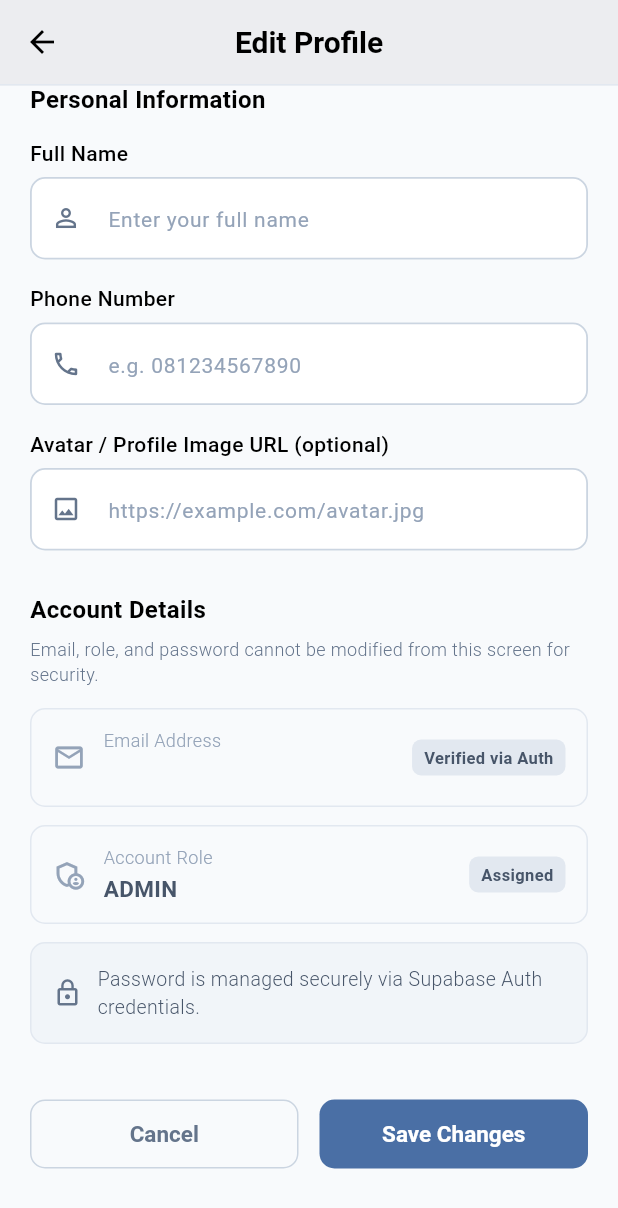
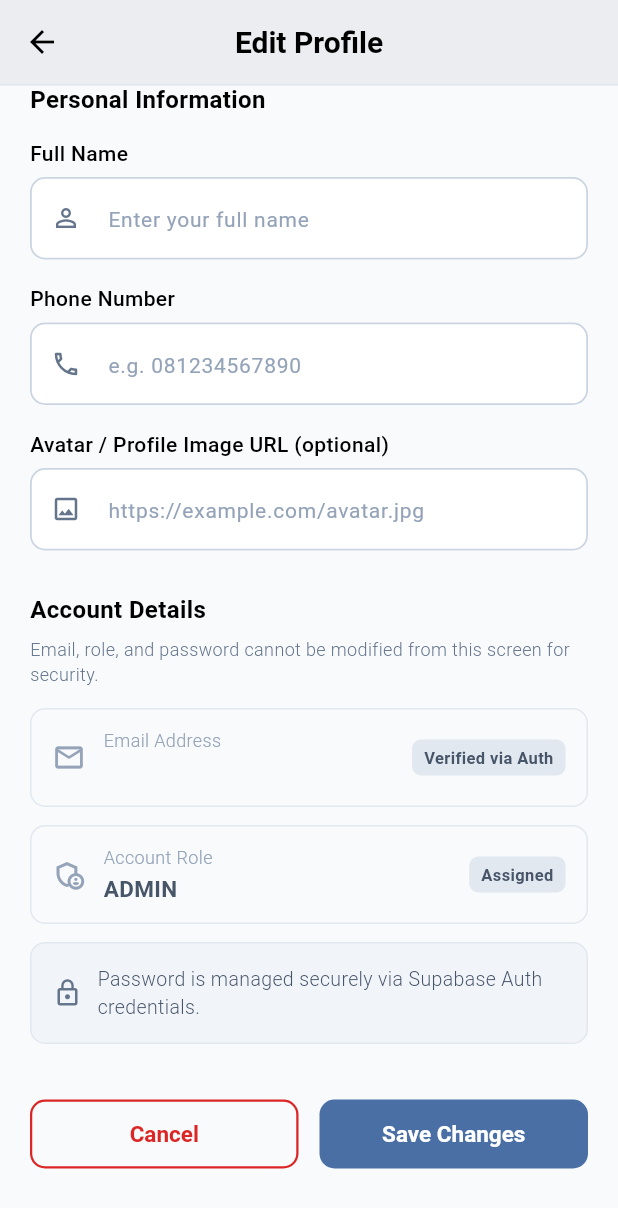
Before and after one commit to rasyaakbar-dev/kosmate, a Flutter app: the EditProfileScreen screen opened directly with empty values, scrolled down 182 dp, on a phone screen of 412 x 824 dp. Shown: the top 1208 px of the screen. Run offline on Flutter 3.47's test engine with Material 3 defaults, Android fonts, the phone set to English and light mode, and no system bars; our stand-ins replace shared_preferences, supabase_flutter; accounts and stored records are empty; statements that could not run were skipped.

Commit message:
feat: add Midtrans Core API documentation and update logo rendering and edit profile crud styling

```diff
--- a/lib/screens/shared/edit_profile_screen.dart
+++ b/lib/screens/shared/edit_profile_screen.dart
@@ -302,11 +302,12 @@ class _EditProfileScreenState extends State<EditProfileScreen> {
                   Expanded(
                     child: OutlinedButton(
                       style: OutlinedButton.styleFrom(
+                        foregroundColor: const Color(0xFFDC2626),
                         padding: const EdgeInsets.symmetric(vertical: 14),
                         shape: RoundedRectangleBorder(
                           borderRadius: BorderRadius.circular(10),
                         ),
-                        side: const BorderSide(color: Color(0xFFCBD5E1)),
+                        side: const BorderSide(color: Color(0xFFDC2626), width: 1.5),
                       ),
                       onPressed: _isLoading
                           ? null
@@ -317,7 +318,7 @@ class _EditProfileScreenState extends State<EditProfileScreen> {
                           fontFamily: 'Roboto',
                           fontSize: 15,
                           fontWeight: FontWeight.w600,
-                          color: Color(0xFF64748B),
+                          color: Color(0xFFDC2626),
                         ),
                       ),
                     ),
```
Also changed, not shown: lib/core/widgets/kosmate_logo.dart (+6 -3 lines), 1 other file.
